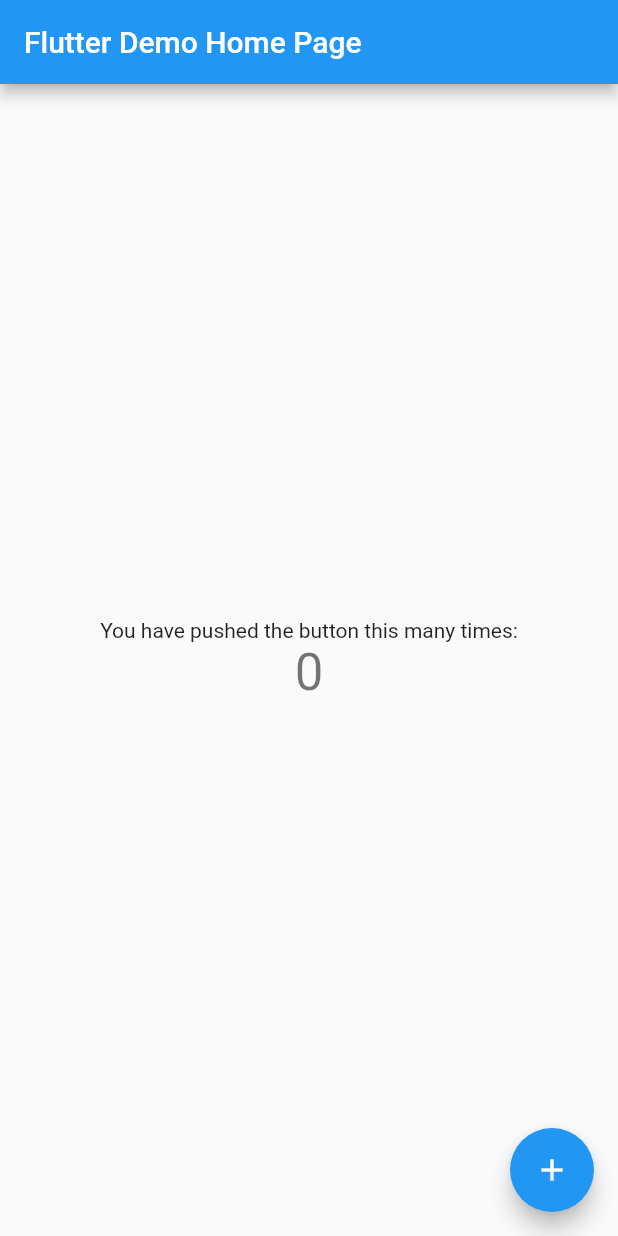
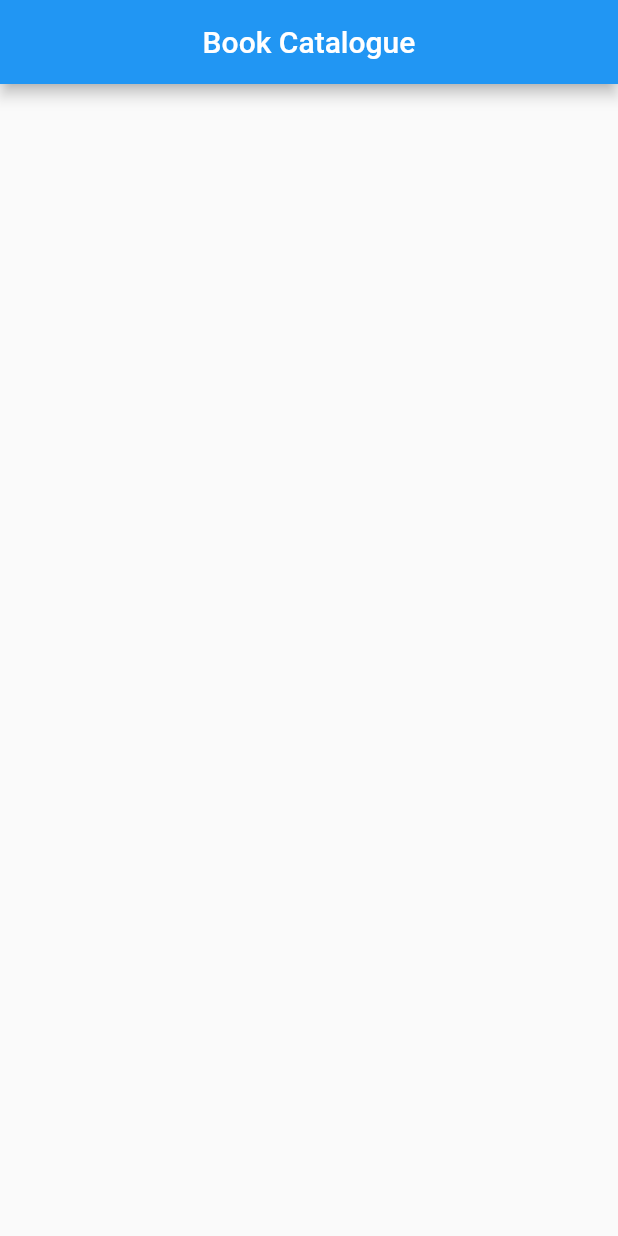
Before and after one commit to 3irham/flutter_book_app, a Flutter app: the screen it shows after launch, on a phone screen of 412 x 824 dp. Run offline on Flutter 3.47's test engine with Material 2 defaults, Android fonts, the phone set to English and light mode, and no system bars.

Commit message:
Part 3 half

```diff
--- a/lib/main.dart
+++ b/lib/main.dart
@@ -1,4 +1,5 @@
 import 'package:flutter/material.dart';
+import 'package:flutter_book_app/view/book_list_page.dart';
 
 void main() {
   runApp(const MyApp());
@@ -13,103 +14,9 @@ class MyApp extends StatelessWidget {
     return MaterialApp(
       title: 'Flutter Demo',
       theme: ThemeData(
-        // This is the theme of your application.
-        //
-        // Try running your application with "flutter run". You'll see the
-        // application has a blue toolbar. Then, without quitting the app, try
-        // changing the primarySwatch below to Colors.green and then invoke
-        // "hot reload" (press "r" in the console where you ran "flutter run",
-        // or simply save your changes to "hot reload" in a Flutter IDE).
-        // Notice that the counter didn't reset back to zero; the application
-        // is not restarted.
         primarySwatch: Colors.blue,
       ),
-      home: const MyHomePage(title: 'Flutter Demo Home Page'),
+      home: const BookListPage(),
     );
   }
 }
-
-class MyHomePage extends StatefulWidget {
-  const MyHomePage({super.key, required this.title});
-
-  // This widget is the home page of your application. It is stateful, meaning
-  // that it has a State object (defined below) that contains fields that affect
-  // how it looks.
-
-  // This class is the configuration for the state. It holds the values (in this
-  // case the title) provided by the parent (in this case the App widget) and
-  // used by the build method of the State. Fields in a Widget subclass are
-  // always marked "final".
-
-  final String title;
-
-  @override
-  State<MyHomePage> createState() => _MyHomePageState();
-}
-
-class _MyHomePageState extends State<MyHomePage> {
-  int _counter = 0;
-
-  void _incrementCounter() {
-    setState(() {
-      // This call to setState tells the Flutter framework that something has
-      // changed in this State, which causes it to rerun the build method below
-      // so that the display can reflect the updated values. If we changed
-      // _counter without calling setState(), then the build method would not be
-      // called again, and so nothing would appear to happen.
-      _counter++;
-    });
-  }
-
-  @override
-  Widget build(BuildContext context) {
-    // This method is rerun every time setState is called, for instance as done
-    // by the _incrementCounter method above.
-    //
-    // The Flutter framework has been optimized to make rerunning build methods
-    // fast, so that you can just rebuild anything that needs updating rather
-    // than having to individually change instances of widgets.
-    return Scaffold(
-      appBar: AppBar(
-        // Here we take the value from the MyHomePage object that was created by
-        // the App.build method, and use it to set our appbar title.
-        title: Text(widget.title),
-      ),
-      body: Center(
-        // Center is a layout widget. It takes a single child and positions it
-        // in the middle of the parent.
-        child: Column(
-          // Column is also a layout widget. It takes a list of children and
-          // arranges them vertically. By default, it sizes itself to fit its
-          // children horizontally, and tries to be as tall as its parent.
-          //
-          // Invoke "debug painting" (press "p" in the console, choose the
-          // "Toggle Debug Paint" action from the Flutter Inspector in Android
-          // Studio, or the "Toggle Debug Paint" command in Visual Studio Code)
-          // to see the wireframe for each widget.
-          //
-          // Column has various properties to control how it sizes itself and
-          // how it positions its children. Here we use mainAxisAlignment to
-          // center the children vertically; the main axis here is the vertical
-          // axis because Columns are vertical (the cross axis would be
-          // horizontal).
-          mainAxisAlignment: MainAxisAlignment.center,
-          children: <Widget>[
-            const Text(
-              'You have pushed the button this many times:',
-            ),
-            Text(
-              '$_counter',
-              style: Theme.of(context).textTheme.headline4,
-            ),
-          ],
-        ),
-      ),
-      floatingActionButton: FloatingActionButton(
-        onPressed: _incrementCounter,
-        tooltip: 'Increment',
-        child: const Icon(Icons.add),
-      ), // This trailing comma makes auto-formatting nicer for build methods.
-    );
-  }
-}
--- /dev/null
+++ b/lib/view/book_list_page.dart
@@ -0,0 +1,32 @@
+import 'package:flutter/material.dart';
+import 'package:http/http.dart' as http;
+
+class BookListPage extends StatefulWidget {
+  const BookListPage({super.key});
+
+  @override
+  State<BookListPage> createState() => _BookListPageState();
+}
+
+class _BookListPageState extends State<BookListPage> {
+  fetchBookApi() async {
+    var url = Uri.parse('https://example.com/whatsit/create');
+    var response =
+        await http.post(url, body: {'name': 'doodle', 'color': 'blue'});
+    print('Response status: ${response.statusCode}');
+    print('Response body: ${response.body}');
+
+    print(await http.read(Uri.parse('https://example.com/foobar.txt')));
+  }
+
+  @override
+  Widget build(BuildContext context) {
+    return Scaffold(
+      appBar: AppBar(
+        title: const Text('Book Catalogue'),
+        centerTitle: true,
+      ),
+      body: Container(),
+    );
+  }
+}
--- a/pubspec.yaml
+++ b/pubspec.yaml
@@ -29,6 +29,8 @@ environment:
 dependencies:
   flutter:
     sdk: flutter
+  http: ^0.13.4
+  provider: ^6.0.3
 
 
   # The following adds the Cupertino Icons font to your application.
@@ -45,6 +47,7 @@ dev_dependencies:
   # package. See that file for information about deactivating specific lint
   # rules and activating additional ones.
   flutter_lints: ^2.0.0
+
 
 # For information on the generic Dart part of this file, see the
 # following page: https://dart.dev/tools/pub/pubspec
```
Also changed, not shown: pubspec.lock.
